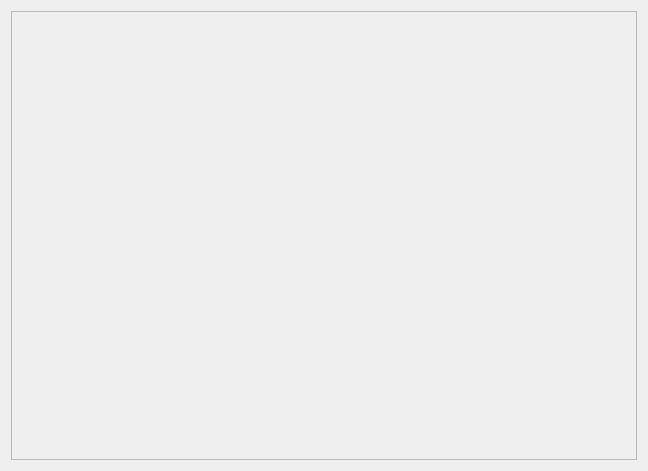
Qt form src/mainwindow.ui (AoGao-Kedoka/news-client) before a commit.
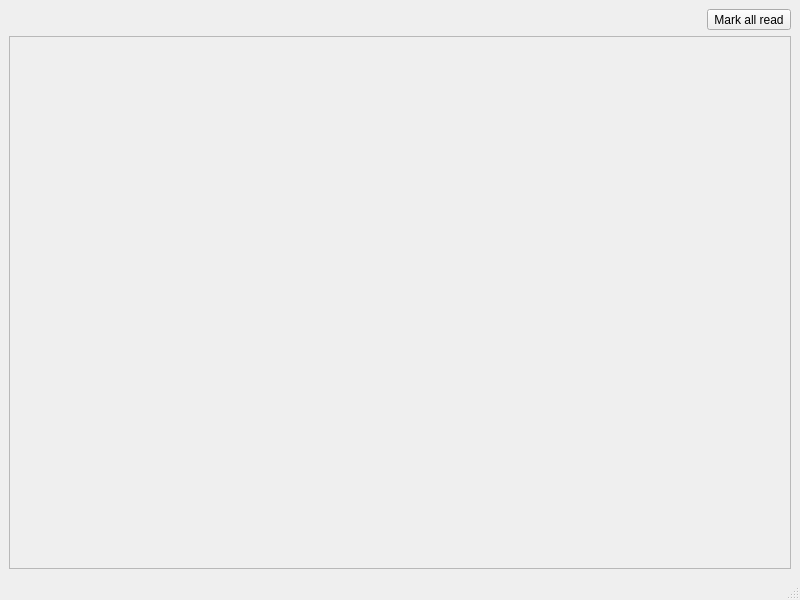
The same form after that commit.

Commit message: FEAT: Mark all as read

Patch:
```diff
--- a/src/mainwindow.ui
+++ b/src/mainwindow.ui
@@ -1,19 +1,30 @@
 <?xml version="1.0" encoding="UTF-8"?>
 <ui version="4.0">
  <class>MainWindow</class>
- <widget class="QWidget" name="MainWindow">
+ <widget class="QMainWindow" name="MainWindow">
   <property name="geometry">
    <rect>
     <x>0</x>
     <y>0</y>
-    <width>648</width>
-    <height>471</height>
+    <width>800</width>
+    <height>600</height>
    </rect>
   </property>
   <property name="windowTitle">
    <string>Form</string>
   </property>
-  <layout class="QVBoxLayout" name="verticalLayout_2">
+  <property name="styleSheet">
+   <string notr="true"/>
+  </property>
+  <widget class="QWidget" name="centralwidget">
+   <layout class="QVBoxLayout" name="verticalLayout">
+    <item alignment="Qt::AlignmentFlag::AlignRight">
+     <widget class="QToolButton" name="markAllReadBtn">
+      <property name="text">
+       <string>Mark all read</string>
+      </property>
+     </widget>
+    </item>
    <item>
     <widget class="QScrollArea" name="newsScrollArea">
      <property name="widgetResizable">
@@ -24,8 +35,8 @@
        <rect>
         <x>0</x>
         <y>0</y>
-        <width>628</width>
-        <height>451</height>
+         <width>780</width>
+         <height>512</height>
        </rect>
       </property>
       <layout class="QVBoxLayout" name="verticalLayout_3">
@@ -37,6 +48,18 @@
     </widget>
    </item>
   </layout>
+  </widget>
+  <widget class="QMenuBar" name="menubar">
+   <property name="geometry">
+    <rect>
+     <x>0</x>
+     <y>0</y>
+     <width>800</width>
+     <height>19</height>
+    </rect>
+   </property>
+  </widget>
+  <widget class="QStatusBar" name="statusbar"/>
  </widget>
  <resources/>
  <connections/>
```
Left out of the diff: 2 changed lines with no effect on the pictures. Lines whose indentation alone changed are shown as unchanged. The commit also changes 2 other files.
